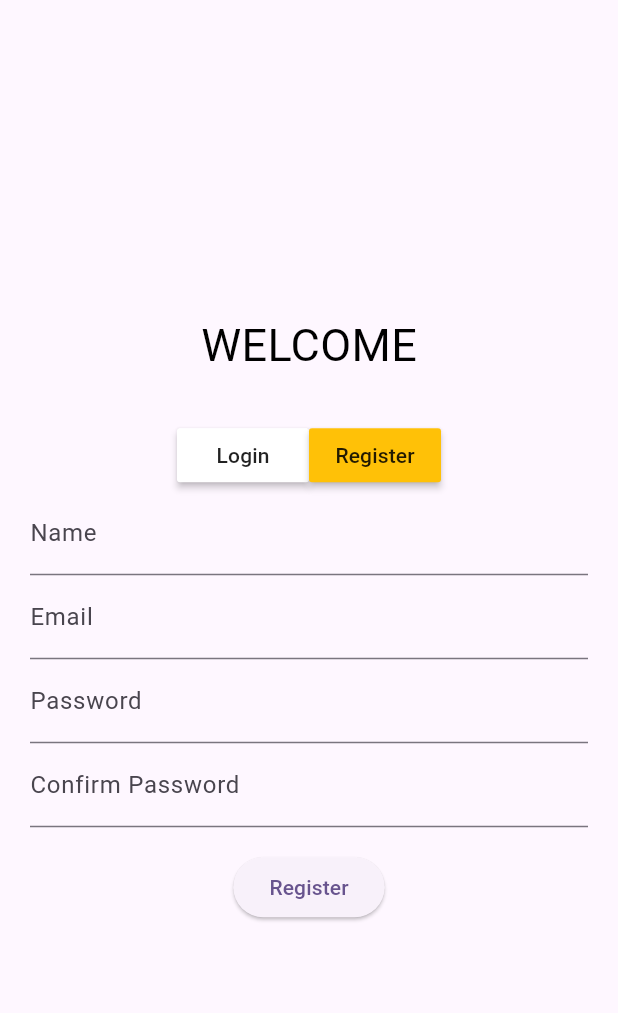
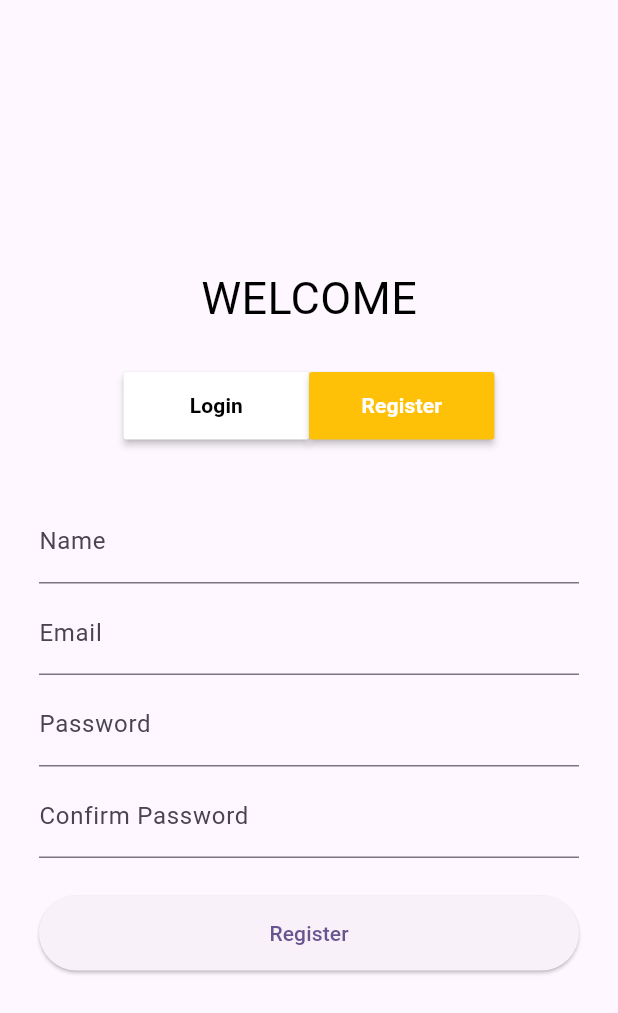
Before and after one commit to adenehemia09/Book-Management, a Flutter app: the screen it shows after launch, after a tap on "Register", on a phone screen of 412 x 824 dp. Shown: the top 1013 px of the screen. Run offline on Flutter 3.47's test engine with Material 3 defaults, Android fonts, the phone set to English and light mode, and no system bars; our stand-ins replace dio, flutter_slidable, get; network calls fail.

Commit message:
Update Auth

```diff
--- a/lib/controllers/login_controller.dart
+++ b/lib/controllers/login_controller.dart
@@ -23,7 +23,7 @@ class LoginController extends GetxController {
         pwController.text,
       );
 
-      if (response != null) {
+      if (response['token'] != null) {
         showSuccessSnackbar('Login successfully');
         print(response['token']);
         String token = response["token"];
--- a/lib/main.dart
+++ b/lib/main.dart
@@ -13,7 +13,7 @@ class MyApp extends StatelessWidget {
   Widget build(BuildContext context) {
     return GetMaterialApp(
       debugShowCheckedModeBanner: false,
-      title: 'Flutter Demo',
+      title: 'Book Management',
       theme: ThemeData(
         colorScheme: ColorScheme.fromSeed(seedColor: Colors.deepPurple),
         useMaterial3: true,
--- a/lib/pages/login_page.dart
+++ b/lib/pages/login_page.dart
@@ -7,35 +7,41 @@ class LoginPage extends StatelessWidget {
 
   @override
   Widget build(BuildContext context) {
-    final LoginController _loginController = Get.put(LoginController());
+    final LoginController loginController = Get.put(LoginController());
 
-    return Padding(
-      padding: const EdgeInsets.symmetric(horizontal: 20),
+    return Container(
+      margin: const EdgeInsets.only(left: 26, right: 26),
       child: Column(
         children: [
-          const SizedBox(height: 10),
           TextField(
-            controller: _loginController.emailController,
+            controller: loginController.emailController,
             decoration: const InputDecoration(
-              labelText: 'Username',
+              labelText: 'Email',
             ),
           ),
-          const SizedBox(height: 15),
+          const SizedBox(height: 5),
           TextField(
-            controller: _loginController.pwController,
+            controller: loginController.pwController,
             obscureText: true,
             decoration: const InputDecoration(
               labelText: 'Password',
             ),
           ),
-          const SizedBox(height: 20),
-          ElevatedButton(
-            onPressed: () => _loginController.login(),
-            child: const Text('Login'),
+          const SizedBox(height: 25),
+          SizedBox(
+            height: 50,
+            width: MediaQuery.of(context).size.width,
+            child: ElevatedButton(
+              onPressed: () => loginController.login(),
+              child: const Text(
+                'Login',
+                style: TextStyle(fontSize: 16),
+              ),
+            ),
           ),
           const SizedBox(height: 16.0),
           Obx(
-            () => _loginController.isLoading.value
+            () => loginController.isLoading.value
                 ? const CircularProgressIndicator()
                 : const SizedBox.shrink(),
           ),
--- a/lib/pages/main_auth.dart
+++ b/lib/pages/main_auth.dart
@@ -32,23 +32,47 @@ class MainAuth extends StatelessWidget {
             Row(
               mainAxisAlignment: MainAxisAlignment.center,
               children: [
-              MaterialButton(
+                Container(
+                  height: 45,
+                  width: MediaQuery.of(context).size.width * 0.3,
+                  child: MaterialButton(
                     color: navigationAuthController.selectedIndex.value == 0
                         ? Colors.amber
                         : Colors.white,
                     onPressed: () => navigationAuthController.changePage(0),
-                child: Text('Login'),
+                    child: Text(
+                      'Login',
+                      style: TextStyle(
+                        color: navigationAuthController.selectedIndex.value == 0
+                            ? Colors.white
+                            : Colors.black,
+                        fontWeight: FontWeight.bold,
                       ),
-              SizedBox(height: 16),
-              MaterialButton(
+                    ),
+                  ),
+                ),
+                Container(
+                  height: 45,
+                  width: MediaQuery.of(context).size.width * 0.3,
+                  child: MaterialButton(
                     color: navigationAuthController.selectedIndex.value == 1
                         ? Colors.amber
                         : Colors.white,
                     onPressed: () => navigationAuthController.changePage(1),
-                child: Text('Register'),
+                    child: Text(
+                      'Register',
+                      style: TextStyle(
+                        color: navigationAuthController.selectedIndex.value == 1
+                            ? Colors.white
+                            : Colors.black,
+                        fontWeight: FontWeight.bold,
+                      ),
+                    ),
+                  ),
                 ),
               ],
             ),
+            const SizedBox(height: 40),
             IndexedStack(
               index: navigationAuthController.selectedIndex.value,
               children: const [
@@ -60,31 +84,7 @@ class MainAuth extends StatelessWidget {
             ),
           ],
         ),
-    ));
+      ),
+    );
   }
 }
-
-// child: Center(
-//   child: Column(
-//
-//     children: [
-//       const SizedBox(
-//         height: 30,
-//       ),
-//       Container(
-//         child: const Text(
-//           'WELCOME',
-//           style: TextStyle(
-//               fontSize: 30,
-//               color: Colors.black,
-//               fontWeight: FontWeight.w400),
-//         ),
-//       ),
-//       const SizedBox(
-//         height: 20,
-//       ),
-//       SizedBox(
-//         height: 50,
-//       ),
-
-// ),
--- a/lib/pages/register_page.dart
+++ b/lib/pages/register_page.dart
@@ -3,48 +3,54 @@ import 'package:get/get.dart';
 import '../controllers/register_controller.dart';
 
 class RegisterPage extends StatelessWidget {
-  const RegisterPage({Key? key});
+  const RegisterPage({super.key});
 
   @override
   Widget build(BuildContext context) {
-    final RegisterController _registerController =
-        Get.put(RegisterController());
+    final RegisterController registerController = Get.put(RegisterController());
 
-    return Padding(
-      padding: const EdgeInsets.symmetric(horizontal: 20),
+    return Container(
+      margin: const EdgeInsets.only(left: 26, right: 26),
       child: Column(
         children: [
           TextField(
-            onChanged: _registerController.setName,
+            onChanged: registerController.setName,
             decoration: const InputDecoration(labelText: 'Name'),
           ),
+          const SizedBox(height: 5),
           TextField(
-            onChanged: _registerController.setEmail,
+            onChanged: registerController.setEmail,
             decoration: const InputDecoration(labelText: 'Email'),
           ),
+          const SizedBox(height: 5),
           TextField(
-            onChanged: _registerController.setPassword,
+            onChanged: registerController.setPassword,
             decoration: const InputDecoration(labelText: 'Password'),
             obscureText: true,
           ),
+          const SizedBox(height: 5),
           TextField(
-            onChanged: _registerController.setPasswordConfirmation,
+            onChanged: registerController.setPasswordConfirmation,
             decoration: const InputDecoration(labelText: 'Confirm Password'),
             obscureText: true,
           ),
-          const SizedBox(height: 16),
-          ElevatedButton(
-            onPressed: _registerController.isLoading.value
-                ? null
-                : _registerController.register,
-            child: _registerController.isLoading.value
-                ? const CircularProgressIndicator()
-                : const Text('Register'),
+          const SizedBox(height: 25),
+          Container(
+            height: 50,
+            width: MediaQuery.of(context).size.width,
+            child: ElevatedButton(
+              onPressed: registerController.isLoading.value
+                  ? null
+                  : registerController.register,
+              child: registerController.isLoading.value
+                  ? const CircularProgressIndicator()
+                  : const Text('Register'),
+            ),
           ),
           Obx(() {
-            if (_registerController.registeredUser.value.id != 0) {
+            if (registerController.registeredUser.value.id != 0) {
               return Text(
-                  'Registered User: ${_registerController.registeredUser.value.name}');
+                  'Registered User: ${registerController.registeredUser.value.name}');
             } else {
               return const SizedBox.shrink();
             }
```
Lines whose indentation alone changed are shown as unchanged.
